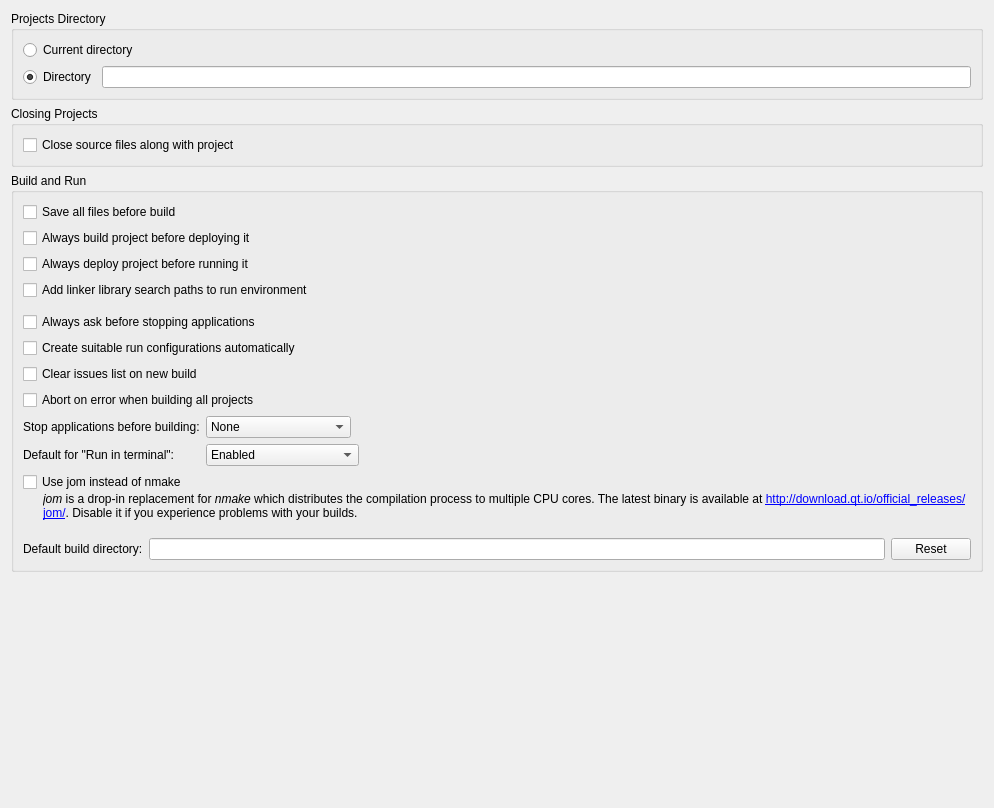
qt-creator/qt-creator, file src/plugins/projectexplorer/projectexplorersettingspage.ui: the form before one commit.
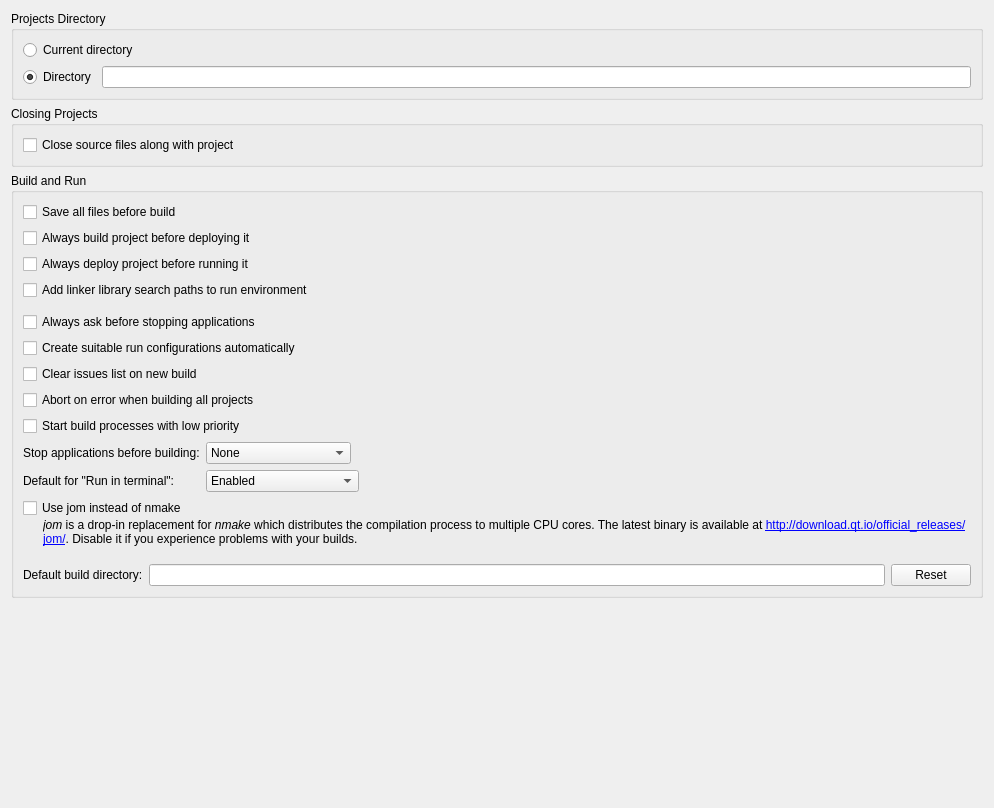
The form after the commit. Custom widgets are drawn as their Qt base class.

Commit message:
ProjectExplorer: Add a setting for low build priority
Default is false.

Task-number: QTCREATORBUG-23048

Patch:
```diff
--- a/src/plugins/projectexplorer/projectexplorersettingspage.ui
+++ b/src/plugins/projectexplorer/projectexplorersettingspage.ui
@@ -148,6 +148,16 @@
         </property>
        </widget>
       </item>
+      <item>
+       <widget class="QCheckBox" name="lowBuildPriorityCheckBox">
+        <property name="toolTip">
+         <string>Enable this if your system becomes unresponsive while building.</string>
+        </property>
+        <property name="text">
+         <string>Start build processes with low priority</string>
+        </property>
+       </widget>
+      </item>
       <item>
        <layout class="QFormLayout" name="formLayout">
         <item row="0" column="0">
```
Left out of the diff: 1 changed line with no effect on the pictures. The commit also changes 8 other files.
